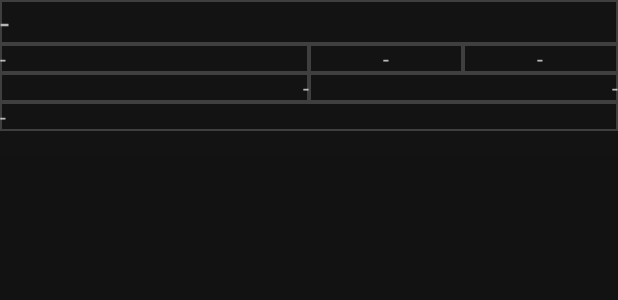
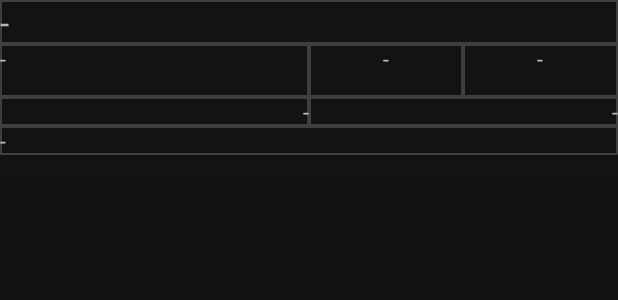
Before and after one commit to AndyBRoswell/MyAccount, an Android app: the layout account_book_item_layout.xml on its own in the app's theme, with its tools: preview values and no code run, on a phone screen of 412 x 824 dp. Shown: the top 300 px of the screen. Run offline under Robolectric (Android 15) with nearby library versions, the phone set to English and light mode, and no system bars.

Commit message:
Update account_book_item_layout.xml

```diff
--- a/app/src/main/res/layout/account_book_item_layout.xml
+++ b/app/src/main/res/layout/account_book_item_layout.xml
@@ -9,6 +9,7 @@
 		android:layout_width="match_parent"
 		android:layout_height="wrap_content"
 		android:background="@drawable/text_view_border"
+		android:maxLines="2"
 		android:text="-"
 		android:textAppearance="@style/TextAppearance.AppCompat.Large"
 		android:textColor="@color/default_dark_text"
@@ -23,6 +24,8 @@
 			android:layout_width="0dp"
 			android:layout_height="wrap_content"
 			android:layout_weight="2"
+			android:minLines="2"
+			android:maxLines="2"
 			android:background="@drawable/text_view_border"
 			android:text="-"
 			android:textAlignment="viewStart" />
@@ -31,6 +34,8 @@
 			android:layout_width="0dp"
 			android:layout_height="wrap_content"
 			android:layout_weight="1"
+			android:minLines="2"
+			android:maxLines="2"
 			android:background="@drawable/text_view_border"
 			android:text="-"
 			android:textAlignment="center" />
@@ -39,6 +44,8 @@
 			android:layout_width="0dp"
 			android:layout_height="wrap_content"
 			android:layout_weight="1"
+			android:minLines="2"
+			android:maxLines="2"
 			android:background="@drawable/text_view_border"
 			android:text="-"
 			android:textAlignment="center" />
@@ -52,6 +59,7 @@
 			android:layout_height="wrap_content"
 			android:layout_weight="1"
 			android:background="@drawable/text_view_border"
+			android:maxLines="1"
 			android:text="-"
 			android:textAlignment="viewEnd"
 			app:layout_constraintStart_toStartOf="parent" />
@@ -61,6 +69,7 @@
 			android:layout_height="wrap_content"
 			android:layout_weight="1"
 			android:background="@drawable/text_view_border"
+			android:maxLines="1"
 			android:text="-"
 			android:textAlignment="viewEnd"
 			app:layout_constraintEnd_toEndOf="parent"
@@ -71,7 +80,7 @@
 		android:layout_width="match_parent"
 		android:layout_height="wrap_content"
 		android:background="@drawable/text_view_border"
-		android:maxHeight="100sp"
+		android:maxLines="10"
 		android:text="-" />
 	<View
 		style="@style/DarkHorizontalGap"
```
